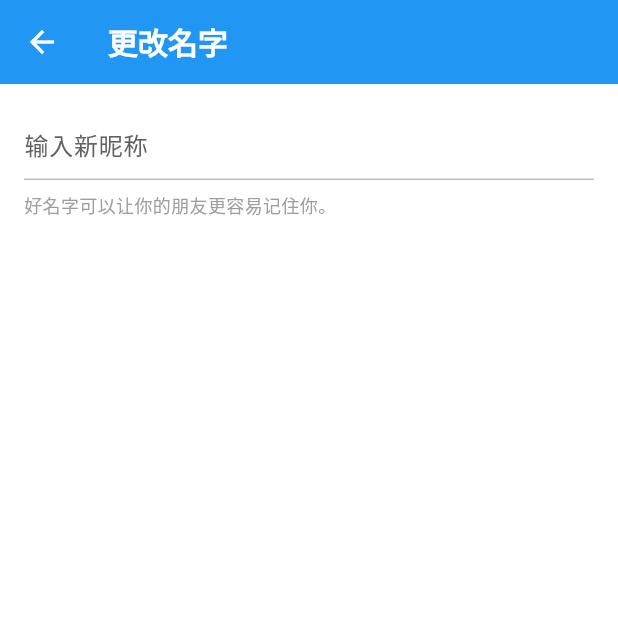
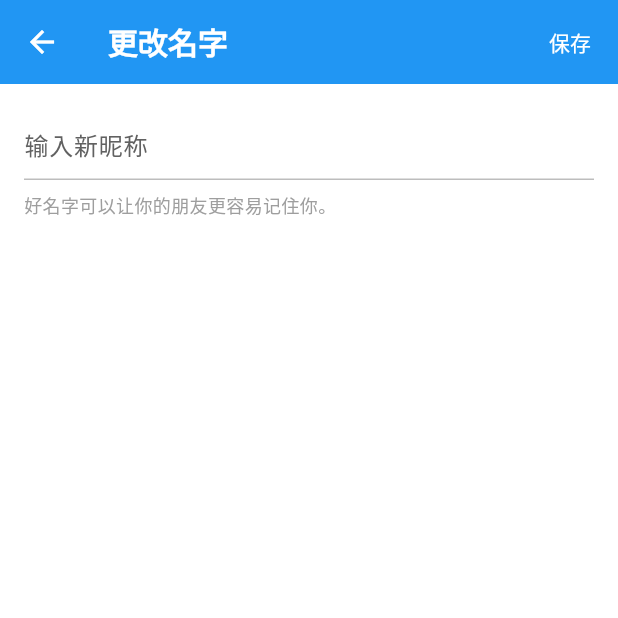
Before and after one commit to moze-max/flomosupport, a Flutter app: the NicknameSettingPage screen opened directly, on a phone screen of 412 x 824 dp, the top half of it. Run offline on Flutter 3.47's test engine with Material 3 defaults, Android fonts, the phone set to English and light mode, and no system bars; our stand-ins replace file, flutter_secure_storage, image_cropper, image_picker, share_plus; accounts and stored records are empty.

Commit message:
fix(Nickname_Setting_Page): 更新保存按钮样式以匹配应用主题色
修改了昵称设置页面中保存按钮的文本颜色，使其能够根据当前主题的
appBarForegroundColor 自动调整。如果 appBarTheme.foregroundColor
不存在，则使用 colorScheme.onPrimary 作为备选颜色，以确保按钮
在不同主题下都能保持良好的可读性和视觉一致性。

```diff
--- a/lib/pages/article/Nickname_Setting_Page.dart
+++ b/lib/pages/article/Nickname_Setting_Page.dart
@@ -40,6 +40,9 @@ class _NicknameSettingPageState extends State<NicknameSettingPage> {
 
   @override
   Widget build(BuildContext context) {
+    final Color appBarForegroundColor =
+        Theme.of(context).appBarTheme.foregroundColor ??
+            Theme.of(context).colorScheme.onPrimary;
     return Scaffold(
       appBar: AppBar(
         title: const Text('更改名字'),
@@ -58,7 +61,10 @@ class _NicknameSettingPageState extends State<NicknameSettingPage> {
                 Navigator.of(context).pop();
               }
             },
-            child: const Text('保存', style: TextStyle(color: Colors.blue)),
+            style: TextButton.styleFrom(
+              foregroundColor: appBarForegroundColor,
+            ),
+            child: const Text('保存'),
           ),
         ],
       ),
```
